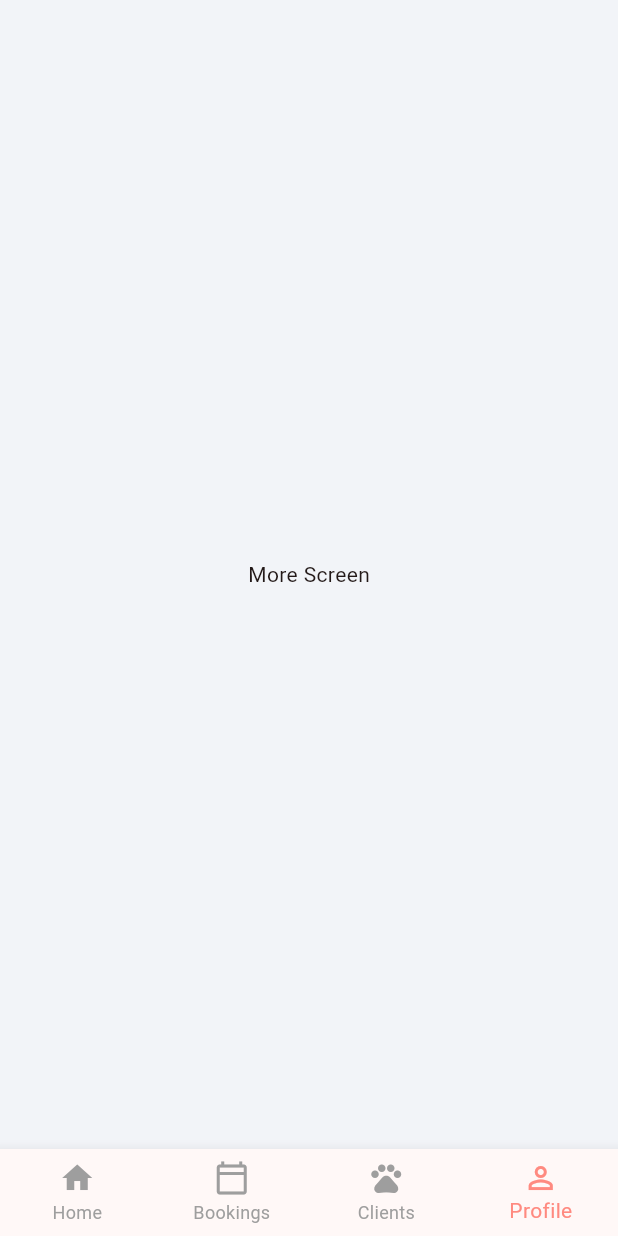
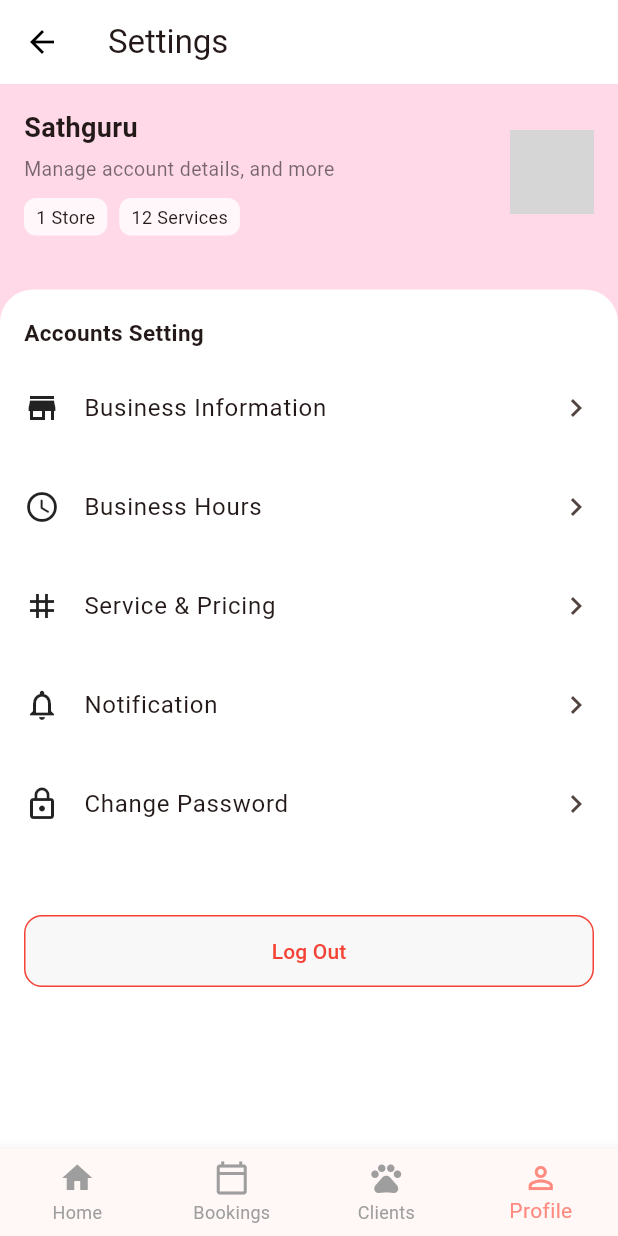
Before and after one commit to sathgurus/fluffy_flutter_mobile_app, a Flutter app: the BottomNav screen opened directly, item 4 of the bottom bar chosen, on a phone screen of 412 x 824 dp. Run offline on Flutter 3.47's test engine with Material 3 defaults, Android fonts, the phone set to English and light mode, and no system bars; our stand-ins replace dio, flutter_dotenv, shared_preferences; accounts and stored records are empty; network calls fail; grey boxes are pictures that could not be loaded.

Commit message:
new screens added

```diff
--- a/lib/modules/app_theme/app_colors.dart
+++ b/lib/modules/app_theme/app_colors.dart
@@ -9,6 +9,7 @@ class AppColors {
   static const Color textPrimary = Colors.black87;
   static const Color textSecondary = Colors.grey;
   static const Color navInactive = Colors.grey;
+  static const Color appBarColor = Color(0xffC3A2FF);
 }
 
 Future<void> initializeAppColors() async {
--- a/lib/modules/booking/booking_details.dart
+++ b/lib/modules/booking/booking_details.dart
@@ -147,6 +147,8 @@ class _BookingDetailsScreenState extends State<BookingDetailsScreen> {
           ],
         ),
       ),
+
     );
+
   }
 }
--- a/lib/modules/layout/widgets/bottom_nav.dart
+++ b/lib/modules/layout/widgets/bottom_nav.dart
@@ -4,6 +4,7 @@ import 'package:fluffy/modules/dashoboard/home.dart';
 import 'package:fluffy/modules/layout/more_menu.dart';
 import 'package:fluffy/modules/orders/orders.dart';
 import 'package:fluffy/modules/service/services.dart';
+import 'package:fluffy/modules/settings/profile_settings.dart';
 import 'package:flutter/material.dart';
 
 
@@ -22,7 +23,7 @@ class _BottomNavState extends State<BottomNav> {
     HomeScreen(),
     OrdersScreen(),
     ClientScreen(),
-    MoreScreen(),
+    ProfileSettings(),
   ];
 
   @override
--- /dev/null
+++ b/lib/modules/settings/profile_settings.dart
@@ -0,0 +1,204 @@
+import 'package:flutter/material.dart';
+
+class ProfileSettings extends StatefulWidget {
+  const ProfileSettings({super.key});
+
+  @override
+  State<ProfileSettings> createState() => _ProfileSettingsState();
+}
+
+class _ProfileSettingsState extends State<ProfileSettings> {
+  @override
+  Widget build(BuildContext context) {
+    return Scaffold(
+      backgroundColor: const Color(0xffFFD9E8),
+      appBar: AppBar(
+        title: Text("Settings"),
+        backgroundColor: Colors.white,
+        leading: IconButton(
+          icon: const Icon(Icons.arrow_back, color: Colors.black),
+          onPressed: () {
+            Navigator.pop(context);
+          },
+        ),
+      ),
+
+      body: Column(
+        children: [
+          // ✅ Profile Top Section (Auto Height)
+          Container(
+            width: double.infinity,
+            padding: const EdgeInsets.all(16),
+            decoration: const BoxDecoration(
+              borderRadius: BorderRadius.vertical(bottom: Radius.circular(26)),
+            ),
+            child: Row(
+              children: [
+                Expanded(
+                  child: Column(
+                    crossAxisAlignment: CrossAxisAlignment.start,
+                    children: const [
+                      Text(
+                        "Sathguru",
+                        style: TextStyle(
+                          fontSize: 18,
+                          fontWeight: FontWeight.bold,
+                        ),
+                      ),
+                      SizedBox(height: 5),
+                      Text(
+                        "Manage account details, and more",
+                        style: TextStyle(fontSize: 13, color: Colors.black54),
+                      ),
+                      SizedBox(height: 10),
+                      Row(
+                        children: [
+                          _MiniTag(label: "1 Store"),
+                          SizedBox(width: 8),
+                          _MiniTag(label: "12 Services"),
+                        ],
+                      ),
+                    ],
+                  ),
+                ),
+                const CircleAvatar(
+                  radius: 28,
+                  backgroundImage: NetworkImage("https://i.pravatar.cc/300"),
+                ),
+              ],
+            ),
+          ),
+
+          const SizedBox(height: 20),
+
+          // ✅ FULL Screen White Section
+          Expanded(
+            child: Container(
+              width: double.infinity,
+              padding: const EdgeInsets.symmetric(horizontal: 16, vertical: 10),
+              decoration: const BoxDecoration(
+                color: Colors.white,
+                borderRadius: BorderRadius.vertical(top: Radius.circular(22)),
+              ),
+
+              child: SingleChildScrollView(
+                child: Column(
+                  crossAxisAlignment: CrossAxisAlignment.start,
+                  children: [
+                    // ✅ Title
+                    const Padding(
+                      padding: EdgeInsets.only(top: 8, bottom: 12),
+                      child: Text(
+                        "Accounts Setting",
+                        style: TextStyle(
+                          fontSize: 15,
+                          fontWeight: FontWeight.bold,
+                        ),
+                      ),
+                    ),
+
+                    SettingsTile(
+                      icon: Icons.store,
+                      title: "Business Information",
+                      onTap: () {},
+                    ),
+                    SettingsTile(
+                      icon: Icons.access_time_rounded,
+                      title: "Business Hours",
+                      onTap: () {},
+                    ),
+                    SettingsTile(
+                      icon: Icons.tag,
+                      title: "Service & Pricing",
+                      onTap: () {},
+                    ),
+                    SettingsTile(
+                      icon: Icons.notifications_none,
+                      title: "Notification",
+                      onTap: () {},
+                    ),
+                    SettingsTile(
+                      icon: Icons.lock_outline,
+                      title: "Change Password",
+                      onTap: () {},
+                    ),
+
+                    const SizedBox(height: 36),
+
+                    // ✅ Logout Button
+                    SizedBox(
+                      width: double.infinity,
+                      height: 48,
+                      child: ElevatedButton(
+                        onPressed: () {},
+                        style: ElevatedButton.styleFrom(
+                          backgroundColor: const Color(0xffF8F8F8),
+                          foregroundColor: Colors.red,
+                          elevation: 0,
+                          shape: RoundedRectangleBorder(
+                            borderRadius: BorderRadius.circular(12),
+                            side: const BorderSide(color: Colors.red),
+                          ),
+                        ),
+                        child: const Text("Log Out"),
+                      ),
+                    ),
+
+                    const SizedBox(height: 20),
+                  ],
+                ),
+              ),
+            ),
+          ),
+        ],
+      ),
+    );
+  }
+}
+
+class _MiniTag extends StatelessWidget {
+  final String label;
+  const _MiniTag({required this.label});
+
+  @override
+  Widget build(BuildContext context) {
+    return Container(
+      padding: const EdgeInsets.symmetric(horizontal: 8, vertical: 4),
+      decoration: BoxDecoration(
+        color: Colors.white.withOpacity(0.8),
+        borderRadius: BorderRadius.circular(8),
+      ),
+      child: Text(label, style: const TextStyle(fontSize: 12)),
+    );
+  }
+}
+
+class SettingsTile extends StatelessWidget {
+  final IconData icon;
+  final String title;
+  final VoidCallback onTap;
+
+  const SettingsTile({
+    super.key,
+    required this.icon,
+    required this.title,
+    required this.onTap,
+  });
+
+  @override
+  Widget build(BuildContext context) {
+    return Column(
+      children: [
+        ListTile(
+          contentPadding: const EdgeInsets.symmetric(horizontal: 0),
+          leading: Icon(icon, color: Colors.black87),
+          title: Text(title),
+          trailing: const Icon(Icons.chevron_right),
+          onTap: onTap,
+        ),
+        //const Divider(height: 1),
+        const SizedBox(height: 10),
+      ],
+    );
+  }
+}
```
Also changed, not shown: lib/modules/dashoboard/home.dart (+12 -1 lines), lib/modules/dashoboard/widget/financial_Card.dart (added, +60 -0 lines), lib/modules/dashoboard/widget/financial_overview.dart (added, +93 -0 lines), lib/modules/dashoboard/widget/service_tile_card.dart (added, +59 -0 lines), 1 other file.
